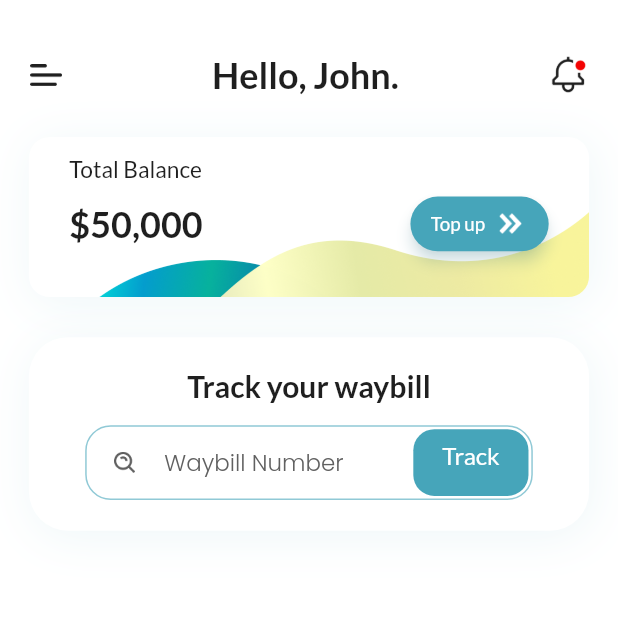
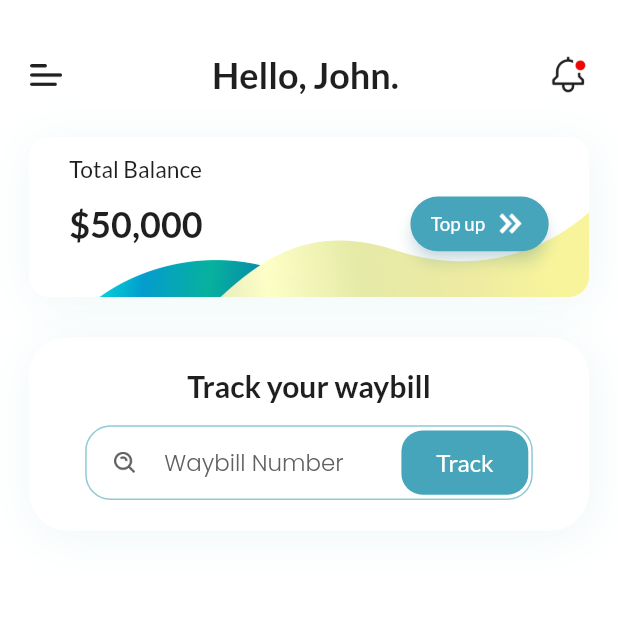
Before and after one commit to FUSION-FUSION/Mobile-Assessment-Flutter, a Flutter app: the HomeScreen screen opened directly, on a phone screen of 412 x 824 dp, the top half of it. Run offline on Flutter 3.47's test engine with Material 2 defaults, Android fonts, the phone set to English and light mode, and no system bars; our stand-ins replace get, google_fonts, intl_phone_number_input, pin_code_text_field.

Commit message:
home screen halfway done

```diff
--- a/lib/screens/home screens/home.screen.dart
+++ b/lib/screens/home screens/home.screen.dart
@@ -1,5 +1,4 @@
 import 'package:flutter/material.dart';
-import 'package:get/get.dart';
 
 import '../../__lib.dart';
 
@@ -85,18 +84,18 @@ class _HomeScreenState extends State<HomeScreen> {
                   child: assetsImage(AppAssets.searchIcon, both: 14.26),
                 ),
                 suffixIcon: Padding(
-                  padding: pad(horiz: 3, vert: 2),
+                  padding: const EdgeInsets.only(right: 3),
                   child: InkWell(
-                    onTap: () => pushScreen(const TrackingScreen()),
-                    child: Container(
-                        padding: pad(horiz: 20, vert: 9),
-                        decoration: BoxDecoration(
-                          borderRadius: BorderRadius.circular(14),
-                          color: AppColors.brandBlue,
-                        ),
+                    onTap: () {},
+                    child: button(
+                        onPressed: () => pushScreen(const TrackingScreen()),
+                        borderRadius: 14,
+                        padding: pad(vert: 9, horiz: 20),
                         child: text('Track', color: AppColors.white)),
                   ),
                 ),
+                suffixIconConstraints:
+                    BoxConstraints(minHeight: eqH(48), minWidth: eqW(91)),
                 enabledBorder: OutlineInputBorder(
                   borderRadius: BorderRadius.circular(17),
                   borderSide:
```
